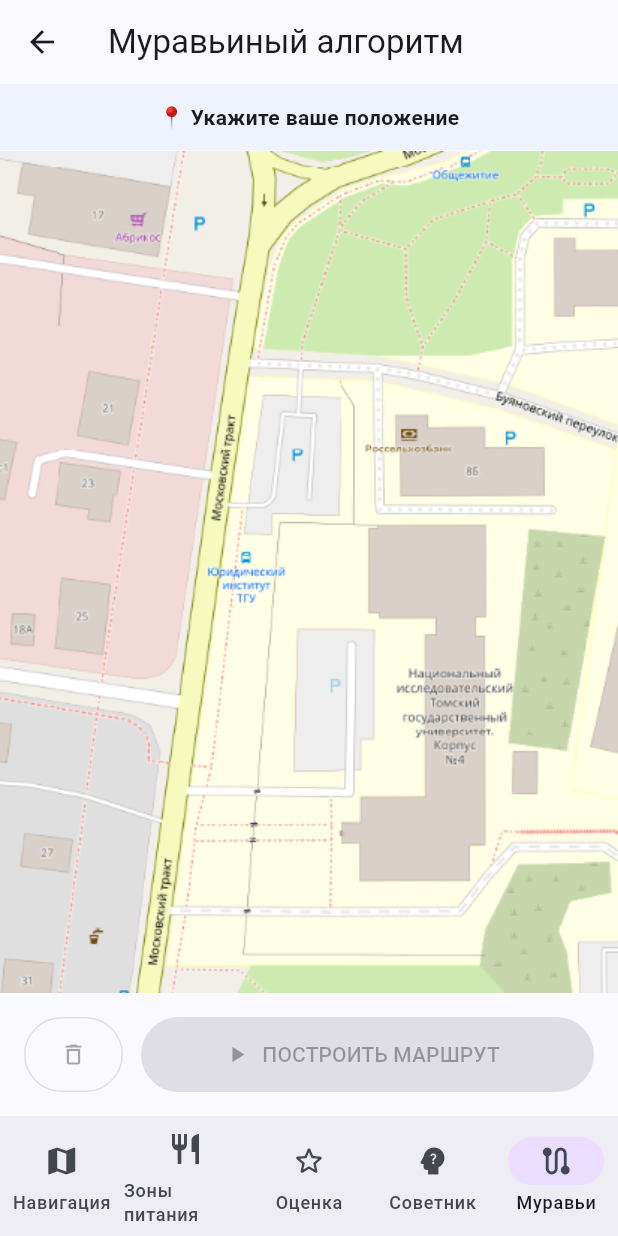
After one commit to mrKayan-code/sixseven_legends_bang_bang, a Flutter app: the AntColonyScreen screen opened by its route, on a phone screen of 412 x 824 dp. The commit adds this screen. Run offline on Flutter 3.47's test engine with Material 3 defaults, Android fonts, the phone set to English and light mode, and no system bars; our stand-ins replace dartz, equatable.

Commit message:
муравьииииииии

```diff
--- a/lib/core/routes/app_router.dart
+++ b/lib/core/routes/app_router.dart
@@ -4,6 +4,7 @@ import 'package:mapjacks/features/pathfinding/presentation/screens/pathfinding_s
 import 'package:mapjacks/features/clustering/presentation/screens/clustering_screen.dart';
 import 'package:mapjacks/features/rating/presentation/screens/rating_screen.dart';
 import '../../features/decision_tree/presentation/screens/decision_tree_screen.dart';
+import 'package:mapjacks/features/ant_colony/presentation/screens/ant_colony_screen.dart';
 
 class AppRouter {
   static Route<dynamic>? generateRoute(RouteSettings settings) {
@@ -21,6 +22,9 @@ class AppRouter {
 
       case AppRoutes.decisionTree:
       return MaterialPageRoute(builder: (_) => const DecisionTreeScreen());
+
+      case AppRoutes.antColony:
+      return _buildRoute(const AntColonyScreen(), settings);
 
       default:
         return _buildErrorRoute('Маршрут не найден: ${settings.name}');
--- a/lib/core/routes/app_routes.dart
+++ b/lib/core/routes/app_routes.dart
@@ -5,6 +5,7 @@ abstract class AppRoutes {
   static const String clustering = '/clustering';
   static const String rating = '/rating';
   static const String decisionTree = '/decision_tree';
+  static const String antColony = '/ant_colony';
 }
 
 class RouteMeta {
@@ -41,4 +42,10 @@ const List<RouteMeta> availableRoutes = [
     label: 'Советник',
     icon: Icons.psychology_alt,
   ),
+
+  RouteMeta(
+    name: AppRoutes.antColony,
+    label: 'Муравьи',
+    icon: Icons.route,
+  ),
 ];
--- a/lib/di.dart
+++ b/lib/di.dart
@@ -16,6 +16,10 @@ import 'package:mapjacks/features/clustering/domain/usecases/cluster_food_points
 import 'package:mapjacks/features/clustering/presentation/provider/clustering_provider.dart';
 import 'package:mapjacks/features/rating/presentation/provider/rating_provider.dart';
 import 'package:mapjacks/features/decision_tree/presentation/provider/decision_tree_provider.dart';
+
+import 'package:mapjacks/features/ant_colony/data/services/ant_colony_service.dart';
+import 'package:mapjacks/features/ant_colony/presentation/provider/ant_colony_provider.dart';
+
 Future<void> init() async {
   //TODO(перенести сюда инит стейты)
 }
@@ -83,4 +87,14 @@ List<SingleChildWidget> getProviders() => [
   ChangeNotifierProvider(
     create: (_) => DecisionTreeProvider()
     ),
+
+  Provider<AntColonyService>(
+    create: (_) => AntColonyService(),
+  ),
+
+  ChangeNotifierProvider<AntColonyProvider>(
+    create: (ctx) => AntColonyProvider(
+      ctx.read<AntColonyService>(),
+    ),
+  ),
 ];
--- /dev/null
+++ b/lib/features/ant_colony/presentation/provider/ant_colony_provider.dart
@@ -0,0 +1,39 @@
+import 'package:flutter/material.dart';
+import 'package:mapjacks/features/ant_colony/data/services/ant_colony_service.dart';
+import 'package:mapjacks/features/pathfinding/domain/entities/point.dart';
+
+class AntColonyProvider extends ChangeNotifier {
+  final AntColonyService _service;
+
+  AntColonyProvider(this._service);
+
+  List<Point> selectedPoints = [];
+  List<Point> optimalRoute = [];
+  bool isCalculating = false;
+
+  void addPoint(Point point) {
+    selectedPoints.add(point);
+    optimalRoute.clear();
+    notifyListeners();
+  }
+
+  void clearPoints() {
+    selectedPoints.clear();
+    optimalRoute.clear();
+    notifyListeners();
+  }
+
+  void calculateRoute() async {
+    if (selectedPoints.length < 2) return;
+
+    isCalculating = true;
+    notifyListeners();
+
+    await Future.delayed(const Duration(milliseconds: 300));
+
+    optimalRoute = _service.findOptimalRoute(selectedPoints);
+
+    isCalculating = false;
+    notifyListeners();
+  }
+}
--- /dev/null
+++ b/lib/features/ant_colony/presentation/screens/ant_colony_screen.dart
@@ -0,0 +1,70 @@
+import 'package:flutter/material.dart';
+import 'package:provider/provider.dart';
+import 'package:mapjacks/core/routes/app_routes.dart';
+import 'package:mapjacks/core/widgets/scaffold_with_navbar.dart';
+import 'package:mapjacks/features/ant_colony/presentation/provider/ant_colony_provider.dart';
+import 'package:mapjacks/features/pathfinding/presentation/provider/pathfinding_provider.dart';
+import 'package:mapjacks/features/ant_colony/presentation/widgets/ant_colony_map_canvas.dart';
+
+class AntColonyScreen extends StatefulWidget {
+  const AntColonyScreen({super.key});
+  @override
+  State<AntColonyScreen> createState() => _AntColonyScreenState();
+}
+
+class _AntColonyScreenState extends State<AntColonyScreen> {
+  @override
+  void didChangeDependencies() {
+    super.didChangeDependencies();
+    final pathProvider = context.read<PathfindingProvider>();
+    if (pathProvider.grid == null) pathProvider.load('assets/map/map_config.json');
+  }
+
+  @override
+  Widget build(BuildContext context) {
+    final antProvider = context.watch<AntColonyProvider>();
+    final pathProvider = context.watch<PathfindingProvider>();
+
+    return ScaffoldWithNavBar(
+      currentRoute: AppRoutes.antColony,
+      appBar: AppBar(title: const Text('Муравьиный алгоритм')),
+      body: pathProvider.grid == null
+          ? const Center(child: CircularProgressIndicator())
+          : Column(
+              children: [
+                Container(
+                  width: double.infinity, padding: const EdgeInsets.all(12),
+                  color: Theme.of(context).colorScheme.primaryContainer.withOpacity(0.3),
+                  child: Text(
+                    antProvider.selectedPoints.isEmpty ? '📍 Укажите ваше положение' : '🚩 Добавьте достопримечательности',
+                    textAlign: TextAlign.center, style: const TextStyle(fontWeight: FontWeight.bold),
+                  ),
+                ),
+                const Expanded(child: AntColonyMapCanvas(imagePath: 'assets/map/map.png')),
+                Container(
+                  padding: const EdgeInsets.all(16),
+                  child: Row(
+                    children: [
+                      OutlinedButton(
+                        onPressed: antProvider.selectedPoints.isEmpty ? null : () => antProvider.clearPoints(),
+                        style: OutlinedButton.styleFrom(minimumSize: const Size(60, 50), foregroundColor: Colors.red),
+                        child: const Icon(Icons.delete_outline),
+                      ),
+                      const SizedBox(width: 12),
+                      Expanded(
+                        child: ElevatedButton.icon(
+                          style: ElevatedButton.styleFrom(minimumSize: const Size(0, 50)),
+                          onPressed: antProvider.selectedPoints.length >= 2 && !antProvider.isCalculating
+                              ? () => antProvider.calculateRoute() : null,
+                          icon: antProvider.isCalculating ? const SizedBox(width: 20, height: 20, child: CircularProgressIndicator(strokeWidth: 2, color: Colors.white)) : const Icon(Icons.play_arrow),
+                          label: const Text('ПОСТРОИТЬ МАРШРУТ'),
+                        ),
+                      ),
+                    ],
+                  ),
+                ),
+              ],
+            ),
+    );
+  }
+}
--- /dev/null
+++ b/lib/features/ant_colony/presentation/widgets/ant_colony_map_canvas.dart
@@ -0,0 +1,112 @@
+import 'package:flutter/material.dart';
+import 'package:provider/provider.dart';
+import 'package:mapjacks/features/ant_colony/presentation/provider/ant_colony_provider.dart';
+import 'package:mapjacks/features/pathfinding/domain/entities/point.dart';
+import 'package:mapjacks/features/pathfinding/presentation/provider/pathfinding_provider.dart';
+
+class AntColonyMapCanvas extends StatelessWidget {
+  final String imagePath;
+
+  const AntColonyMapCanvas({super.key, required this.imagePath});
+
+  @override
+  Widget build(BuildContext context) {
+    final pathProvider = context.watch<PathfindingProvider>();
+    final antProvider = context.watch<AntColonyProvider>();
+
+    final grid = pathProvider.grid;
+
+    if (grid == null) {
+      return const Center(child: CircularProgressIndicator());
+    }
+
+    final size = Size(
+      grid.cols * grid.cellSize.toDouble(),
+      grid.rows * grid.cellSize.toDouble(),
+    );
+
+    return InteractiveViewer(
+      boundaryMargin: const EdgeInsets.all(100),
+      constrained: false,
+      minScale: 0.5,
+      maxScale: 4.0,
+      child: Stack(children: [
+        SizedBox(
+          width: size.width,
+          height: size.height,
+          child: Image.asset(imagePath, fit: BoxFit.contain)
+        ),
+
+        CustomPaint(
+          size: size,
+          painter: _AntColonyPainter(
+            cellSize: grid.cellSize.toDouble(),
+            points: antProvider.selectedPoints,
+            route: antProvider.optimalRoute,
+          ),
+        ),
+
+        SizedBox(
+          width: size.width,
+          height: size.height,
+          child: GestureDetector(
+            behavior: HitTestBehavior.translucent,
+            onTapUp: (d) {
+              final c = (d.localPosition.dx / grid.cellSize).floor();
+              final r = (d.localPosition.dy / grid.cellSize).floor();
+              antProvider.addPoint(Point(row: r, col: c));
+            },
+          ),
+        ),
+      ]),
+    );
+  }
+}
+
+class _AntColonyPainter extends CustomPainter {
+  final double cellSize;
+  final List<Point> points;
+  final List<Point> route;
+
+  _AntColonyPainter({
+    required this.cellSize,
+    required this.points,
+    required this.route,
+  });
+
+  @override
+  void paint(Canvas c, Size s) {
+    if (route.isNotEmpty && route.length > 1) _drawRoute(c);
+
+    for (int i = 0; i < points.length; i++) {
+      _drawDot(points[i], i == 0 ? Colors.blue : Colors.green, c);
+    }
+  }
+
+  void _drawRoute(Canvas c) {
+    final paint = Paint()
+      ..color = Colors.orange
+      ..strokeWidth = 3
+      ..style = PaintingStyle.stroke
+      ..strokeCap = StrokeCap.round;
+
+    final pts = route
+        .map((p) => Offset(p.col * cellSize + cellSize/2, p.row * cellSize + cellSize/2))
+        .toList();
+
+    for (var i = 0; i < pts.length - 1; i++) {
+      c.drawLine(pts[i], pts[i+1], paint);
+    }
+    // c.drawLine(pts.last, pts.first, paint);
+  }
+
+  void _drawDot(Point p, Color color, Canvas c) {
+    final center = Offset(p.col * cellSize + cellSize/2, p.row * cellSize + cellSize/2);
+    final r = cellSize / 2;
+    c.drawCircle(center, r, Paint()..color = color);
+    c.drawCircle(center, r, Paint()..color = Colors.white..style = PaintingStyle.stroke..strokeWidth = 2);
+  }
+
+  @override
+  bool shouldRepaint(covariant _AntColonyPainter oldDelegate) => true;
+}
--- a/lib/main.dart
+++ b/lib/main.dart
@@ -4,19 +4,13 @@ import 'package:mapjacks/core/routes/app_routes.dart';
 import 'package:provider/provider.dart';
 import 'package:mapjacks/di.dart';
 import 'package:mapjacks/features/pathfinding/presentation/screens/pathfinding_screen.dart';
-
 import 'di.dart';
-
 import 'dart:convert';
-
 import 'package:flutter/services.dart';
 
 
 void main() async {
   WidgetsFlutterBinding.ensureInitialized();
-
-  // await init();
-
   runApp(const MyApp());
 }
 
```
Also changed, not shown: lib/features/ant_colony/data/services/ant_colony_service.dart (added, +114 -0 lines).
